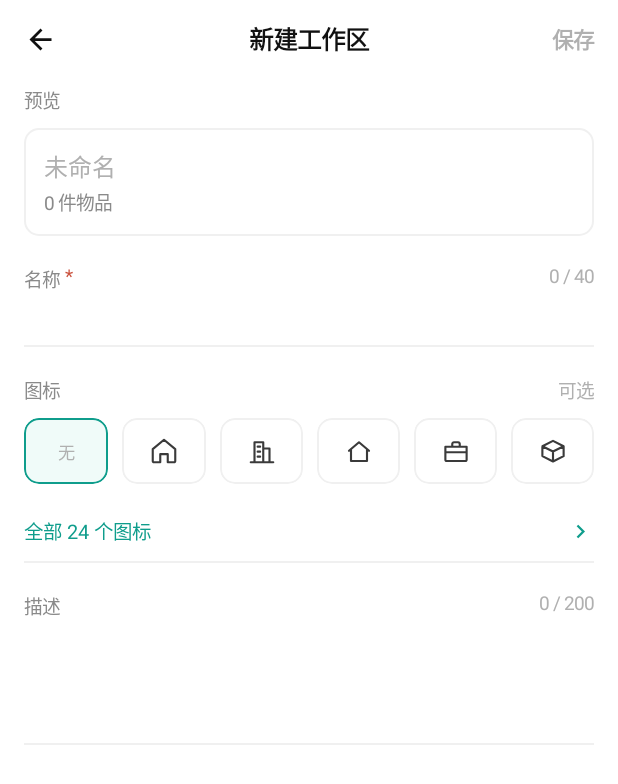
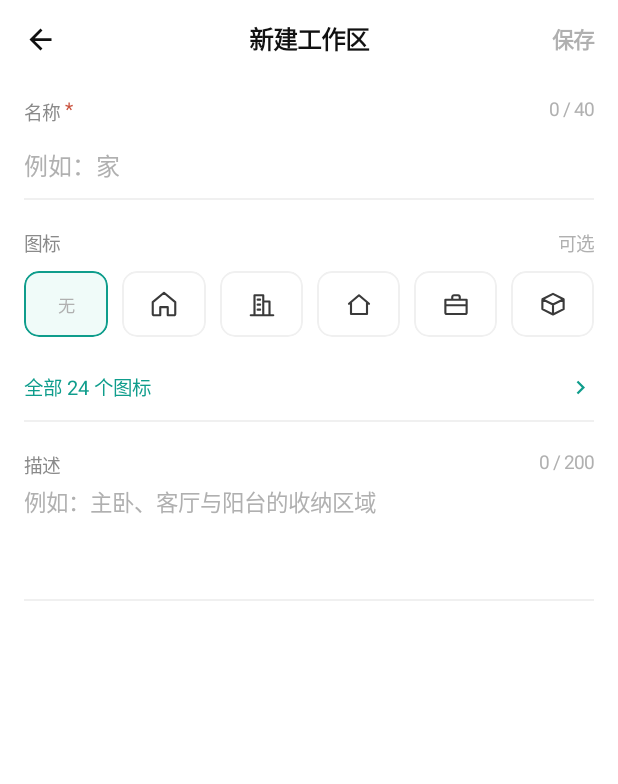
Before and after one commit to LFHacker/Order, an Android app built with Jetpack Compose: the screen it shows after launch (MainActivity), after a tap on "新建工作区", on a phone screen of 412 x 824 dp. Shown: the top 784 px of the screen. Run offline under Robolectric (Android 15) with nearby library versions, the phone set to English and light mode, and no system bars.

Commit message:
fix(android): 新建/编辑页去掉预览卡、保存按钮改为横排
- 预览卡容易让人以为可以点击，整块删除
- 顶栏改用 Box 居中布局，保存按钮不再被 32dp 容器挤成竖排
- 名称/描述输入区补占位符与固定行高，空值时不再出现大段空白
- 版本 debug-0.1.0B-20261122（versionCode 2）

```diff
--- a/android/app/build.gradle.kts
+++ b/android/app/build.gradle.kts
@@ -14,8 +14,8 @@ android {
         applicationId = "online.lfcloud.order"
         minSdk = 26
         targetSdk = 36
-        versionCode = 1
-        versionName = "debug-0.1.0A-20261122"
+        versionCode = 2
+        versionName = "debug-0.1.0B-20261122"
     }
 
     buildTypes {
--- a/android/app/src/main/java/online/lfcloud/order/ui/WorkspaceEditScreen.kt
+++ b/android/app/src/main/java/online/lfcloud/order/ui/WorkspaceEditScreen.kt
@@ -72,65 +72,44 @@ fun WorkspaceEditScreen(
 
     Column(Modifier.fillMaxSize().background(Color.White)) {
 
-        Row(
-            Modifier.fillMaxWidth().height(52.dp).padding(horizontal = 16.dp),
-            verticalAlignment = Alignment.CenterVertically,
-            horizontalArrangement = Arrangement.SpaceBetween
-        ) {
-            Box(
-                Modifier.size(32.dp).clip(RoundedCornerShape(8.dp)).clickable(onClick = onBack),
-                contentAlignment = Alignment.CenterStart
-            ) {
-                Icon(Icons.Filled.ArrowBack, contentDescription = "返回", tint = Ink,
-                    modifier = Modifier.size(22.dp))
-            }
+        // 顶栏：标题居中，保存横排不换行
+        Box(Modifier.fillMaxWidth().height(52.dp)) {
+            Icon(
+                Icons.Filled.ArrowBack,
+                contentDescription = "返回",
+                tint = Ink,
+                modifier = Modifier
+                    .align(Alignment.CenterStart)
+                    .padding(start = 16.dp)
+                    .size(22.dp)
+                    .clickable(onClick = onBack)
+            )
             Text(
                 if (isNew) "新建工作区" else "编辑工作区",
-                fontSize = 16.5.sp, fontWeight = FontWeight.SemiBold, color = Ink
+                fontSize = 16.5.sp,
+                fontWeight = FontWeight.SemiBold,
+                color = Ink,
+                modifier = Modifier.align(Alignment.Center)
             )
-            Box(Modifier.size(32.dp), contentAlignment = Alignment.CenterEnd) {
             Text(
                 "保存",
                 fontSize = 14.5.sp,
                 fontWeight = FontWeight.SemiBold,
                 color = if (vm.formName.isBlank()) MutedLight else Teal,
-                    modifier = Modifier.clickable { if (vm.save()) onSaved() }
+                softWrap = false,
+                maxLines = 1,
+                modifier = Modifier
+                    .align(Alignment.CenterEnd)
+                    .padding(horizontal = 16.dp)
+                    .clickable { if (vm.save()) onSaved() }
             )
-            }
         }
 
         Column(Modifier.weight(1f).verticalScroll(rememberScrollState()).padding(horizontal = 16.dp)) {
 
-            Spacer(Modifier.height(6.dp))
-            MiniLabel("预览")
-            Spacer(Modifier.height(9.dp))
+            Spacer(Modifier.height(14.dp))
 
-            Row(
-                Modifier.fillMaxWidth()
-                    .border(1.dp, HairLine, RoundedCornerShape(10.dp))
-                    .padding(13.dp),
-                verticalAlignment = Alignment.CenterVertically
-            ) {
-                Column(Modifier.weight(1f)) {
-                    Row(verticalAlignment = Alignment.CenterVertically) {
-                        val icon = IconLibrary.find(vm.formIcon)
-                        if (icon != null) {
-                            Icon(IconLibrary.vector(icon.id), contentDescription = null,
-                                tint = Ink2, modifier = Modifier.size(17.dp))
-                            Spacer(Modifier.width(6.dp))
-                        }
-                        Text(
-                            vm.formName.ifBlank { "未命名" },
-                            fontSize = 16.sp, fontWeight = FontWeight.Medium,
-                            color = if (vm.formName.isBlank()) MutedLight else Ink
-                        )
-                    }
-                    Spacer(Modifier.height(3.dp))
-                    Text("0 件物品", fontSize = 12.5.sp, color = Muted)
-                }
-            }
-
-            Spacer(Modifier.height(20.dp))
+            // 名称
             Row(Modifier.fillMaxWidth(), horizontalArrangement = Arrangement.SpaceBetween) {
                 Row {
                     MiniLabel("名称")
@@ -139,7 +118,11 @@ fun WorkspaceEditScreen(
                 }
                 Text("${vm.formName.length} / 40", fontSize = 12.5.sp, color = MutedLight)
             }
-            Spacer(Modifier.height(6.dp))
+            Spacer(Modifier.height(4.dp))
+            Box(Modifier.fillMaxWidth().height(44.dp), contentAlignment = Alignment.CenterStart) {
+                if (vm.formName.isEmpty()) {
+                    Text("例如：家", fontSize = 16.sp, color = MutedLight)
+                }
                 BasicTextField(
                     value = vm.formName,
                     onValueChange = {
@@ -153,20 +136,20 @@ fun WorkspaceEditScreen(
                     cursorBrush = SolidColor(Teal),
                     modifier = Modifier.fillMaxWidth()
                 )
-            Spacer(Modifier.height(10.dp))
+            }
             Box(Modifier.fillMaxWidth().height(1.dp).background(HairLine))
             if (vm.nameError != null) {
                 Spacer(Modifier.height(6.dp))
                 Text(vm.nameError!!, fontSize = 11.5.sp, color = Danger)
             }
 
+            // 图标
             Spacer(Modifier.height(20.dp))
             Row(Modifier.fillMaxWidth(), horizontalArrangement = Arrangement.SpaceBetween) {
                 MiniLabel("图标")
                 Text("可选", fontSize = 12.5.sp, color = MutedLight)
             }
             Spacer(Modifier.height(9.dp))
-
             Row(Modifier.fillMaxWidth(), horizontalArrangement = Arrangement.spacedBy(9.dp)) {
                 IconCell(
                     selected = vm.formIcon == null,
@@ -193,7 +176,7 @@ fun WorkspaceEditScreen(
 
             Spacer(Modifier.height(11.dp))
             Row(
-                Modifier.fillMaxWidth().height(40.dp).clickable { showPicker = true },
+                Modifier.fillMaxWidth().height(44.dp).clickable { showPicker = true },
                 verticalAlignment = Alignment.CenterVertically,
                 horizontalArrangement = Arrangement.SpaceBetween
             ) {
@@ -203,19 +186,25 @@ fun WorkspaceEditScreen(
             }
             Box(Modifier.fillMaxWidth().height(1.dp).background(HairLine))
 
+            // 描述
             Spacer(Modifier.height(20.dp))
             Row(Modifier.fillMaxWidth(), horizontalArrangement = Arrangement.SpaceBetween) {
                 MiniLabel("描述")
                 Text("${vm.formDesc.length} / 200", fontSize = 12.5.sp, color = MutedLight)
             }
-            Spacer(Modifier.height(6.dp))
+            Spacer(Modifier.height(4.dp))
+            Box(Modifier.fillMaxWidth().height(76.dp)) {
+                if (vm.formDesc.isEmpty()) {
+                    Text("例如：主卧、客厅与阳台的收纳区域", fontSize = 15.sp, color = MutedLight)
+                }
                 BasicTextField(
                     value = vm.formDesc,
                     onValueChange = { if (it.length <= 200) vm.formDesc = it },
                     textStyle = TextStyle(fontSize = 15.sp, color = Ink, lineHeight = 24.sp),
                     cursorBrush = SolidColor(Teal),
-                modifier = Modifier.fillMaxWidth().height(76.dp)
+                    modifier = Modifier.fillMaxSize()
                 )
+            }
             Box(Modifier.fillMaxWidth().height(1.dp).background(HairLine))
             Spacer(Modifier.height(40.dp))
         }
```
Also changed, not shown: 1 other file. Lines whose indentation alone changed are shown as unchanged.
